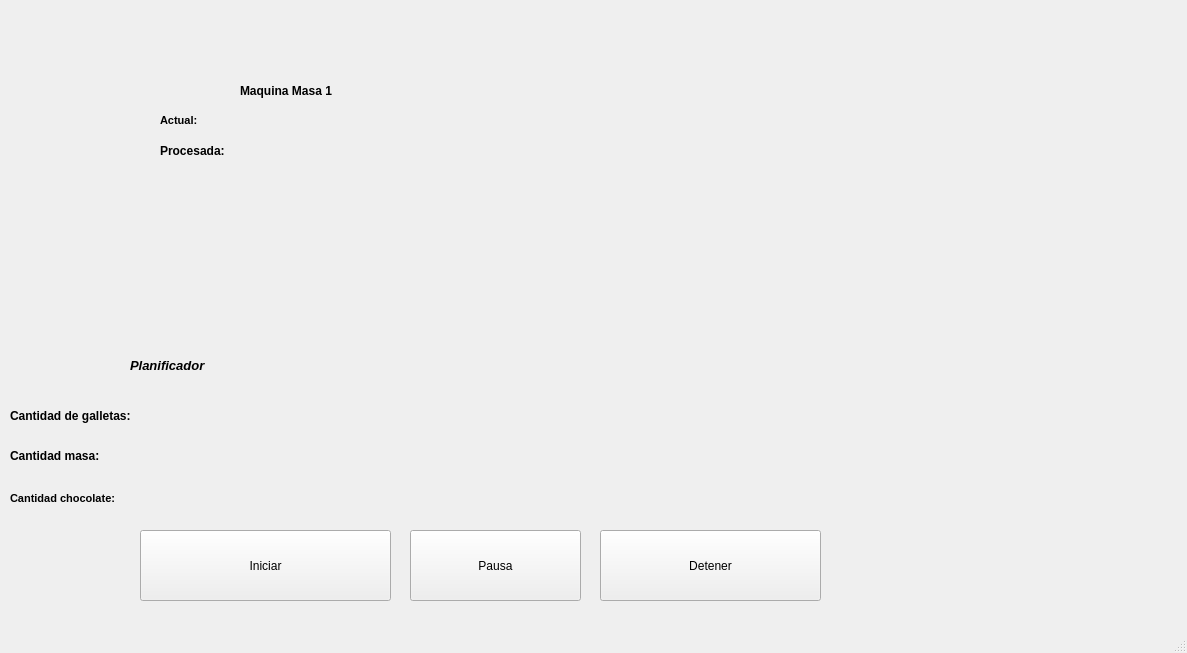
Qt form ProyectoGalletas/ventanaprincipal.ui (Huevaldinho/ED-Proyecto1-Galletas) before a commit.
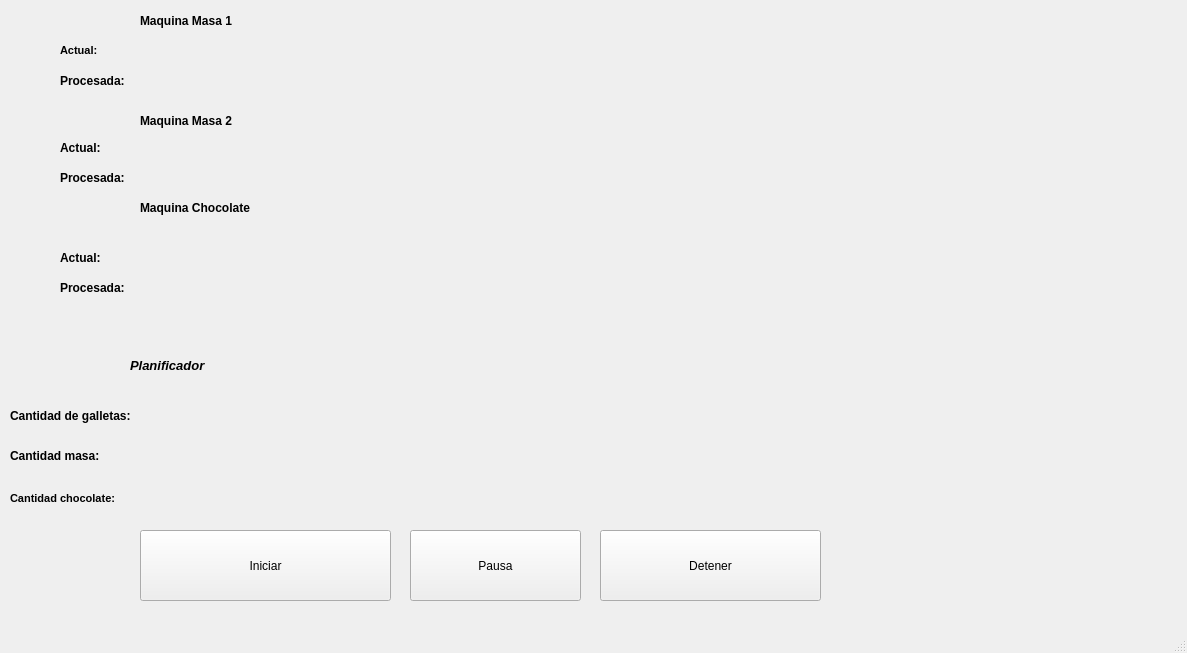
The same form after that commit.

Commit message:
update de hilos maquina masa choco
Leer comentarios jaja xd

Patch:
```diff
--- a/ProyectoGalletas/ventanaprincipal.ui
+++ b/ProyectoGalletas/ventanaprincipal.ui
@@ -151,8 +151,8 @@
    <widget class="QLabel" name="lbl_TextMaquinaMasa1">
     <property name="geometry">
      <rect>
-      <x>240</x>
-      <y>80</y>
+      <x>140</x>
+      <y>10</y>
       <width>141</width>
       <height>21</height>
      </rect>
@@ -171,8 +171,8 @@
    <widget class="QLabel" name="lbl_MaquinaMasa1EnProceso">
     <property name="geometry">
      <rect>
-      <x>260</x>
-      <y>120</y>
+      <x>160</x>
+      <y>50</y>
       <width>55</width>
       <height>16</height>
      </rect>
@@ -184,8 +184,8 @@
    <widget class="QLabel" name="lbl_MaquinaMasa1Procesada">
     <property name="geometry">
      <rect>
-      <x>260</x>
-      <y>140</y>
+      <x>160</x>
+      <y>70</y>
       <width>55</width>
       <height>16</height>
      </rect>
@@ -197,8 +197,8 @@
    <widget class="QLabel" name="lbl_TextMaquina1Actual">
     <property name="geometry">
      <rect>
-      <x>160</x>
-      <y>110</y>
+      <x>60</x>
+      <y>40</y>
       <width>91</width>
       <height>21</height>
      </rect>
@@ -217,8 +217,8 @@
    <widget class="QLabel" name="lbl_TextMaquina1Procesada">
     <property name="geometry">
      <rect>
-      <x>160</x>
-      <y>140</y>
+      <x>60</x>
+      <y>70</y>
       <width>71</width>
       <height>21</height>
      </rect>
@@ -259,6 +259,174 @@
      <string>Detener</string>
     </property>
    </widget>
+   <widget class="QLabel" name="lbl_TextMaquinaMasa2">
+    <property name="geometry">
+     <rect>
+      <x>140</x>
+      <y>110</y>
+      <width>121</width>
+      <height>21</height>
+     </rect>
+    </property>
+    <property name="font">
+     <font>
+      <pointsize>9</pointsize>
+      <weight>75</weight>
+      <bold>true</bold>
+     </font>
+    </property>
+    <property name="text">
+     <string>Maquina Masa 2</string>
+    </property>
+   </widget>
+   <widget class="QLabel" name="lbl_TextMaquina2Actual">
+    <property name="geometry">
+     <rect>
+      <x>60</x>
+      <y>140</y>
+      <width>55</width>
+      <height>16</height>
+     </rect>
+    </property>
+    <property name="font">
+     <font>
+      <weight>75</weight>
+      <bold>true</bold>
+     </font>
+    </property>
+    <property name="text">
+     <string>Actual:</string>
+    </property>
+   </widget>
+   <widget class="QLabel" name="lbl_TextMaquina2Procesada">
+    <property name="geometry">
+     <rect>
+      <x>60</x>
+      <y>170</y>
+      <width>71</width>
+      <height>16</height>
+     </rect>
+    </property>
+    <property name="font">
+     <font>
+      <weight>75</weight>
+      <bold>true</bold>
+     </font>
+    </property>
+    <property name="text">
+     <string>Procesada: </string>
+    </property>
+   </widget>
+   <widget class="QLabel" name="lbl_MaquinaMasa2EnProceso">
+    <property name="geometry">
+     <rect>
+      <x>150</x>
+      <y>140</y>
+      <width>55</width>
+      <height>16</height>
+     </rect>
+    </property>
+    <property name="text">
+     <string/>
+    </property>
+   </widget>
+   <widget class="QLabel" name="lbl_MaquinaMasa2Procesada">
+    <property name="geometry">
+     <rect>
+      <x>150</x>
+      <y>170</y>
+      <width>55</width>
+      <height>16</height>
+     </rect>
+    </property>
+    <property name="text">
+     <string/>
+    </property>
+   </widget>
+   <widget class="QLabel" name="lbl_TextMaquinaChoco">
+    <property name="geometry">
+     <rect>
+      <x>140</x>
+      <y>200</y>
+      <width>151</width>
+      <height>16</height>
+     </rect>
+    </property>
+    <property name="font">
+     <font>
+      <pointsize>9</pointsize>
+      <weight>75</weight>
+      <bold>true</bold>
+     </font>
+    </property>
+    <property name="text">
+     <string>Maquina Chocolate</string>
+    </property>
+   </widget>
+   <widget class="QLabel" name="lbl_TextMaquinaChocoActual">
+    <property name="geometry">
+     <rect>
+      <x>60</x>
+      <y>250</y>
+      <width>55</width>
+      <height>16</height>
+     </rect>
+    </property>
+    <property name="font">
+     <font>
+      <weight>75</weight>
+      <bold>true</bold>
+     </font>
+    </property>
+    <property name="text">
+     <string>Actual:</string>
+    </property>
+   </widget>
+   <widget class="QLabel" name="lbl_TextMaquinaChocoProcesada">
+    <property name="geometry">
+     <rect>
+      <x>60</x>
+      <y>280</y>
+      <width>71</width>
+      <height>16</height>
+     </rect>
+    </property>
+    <property name="font">
+     <font>
+      <weight>75</weight>
+      <bold>true</bold>
+     </font>
+    </property>
+    <property name="text">
+     <string>Procesada:</string>
+    </property>
+   </widget>
+   <widget class="QLabel" name="lbl_MaquinaChocoProcesada">
+    <property name="geometry">
+     <rect>
+      <x>160</x>
+      <y>280</y>
+      <width>55</width>
+      <height>16</height>
+     </rect>
+    </property>
+    <property name="text">
+     <string/>
+    </property>
+   </widget>
+   <widget class="QLabel" name="lbl_MaquinaChocoEnProceso">
+    <property name="geometry">
+     <rect>
+      <x>150</x>
+      <y>250</y>
+      <width>55</width>
+      <height>16</height>
+     </rect>
+    </property>
+    <property name="text">
+     <string/>
+    </property>
+   </widget>
   </widget>
   <widget class="QMenuBar" name="menubar">
    <property name="geometry">
```
The commit also changes 17 other files.
